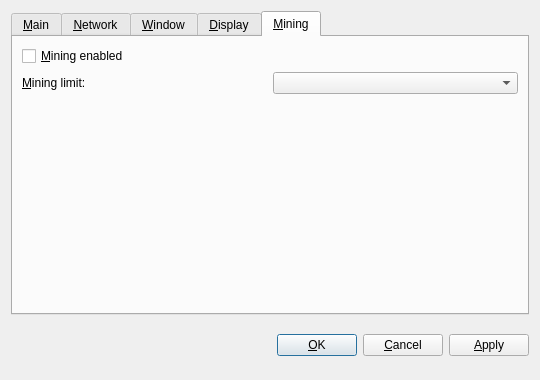
Before: the Qt Designer form src/qt/forms/optionsdialog.ui in upgradeadvice/MUE-Src, drawn with Qt 5.
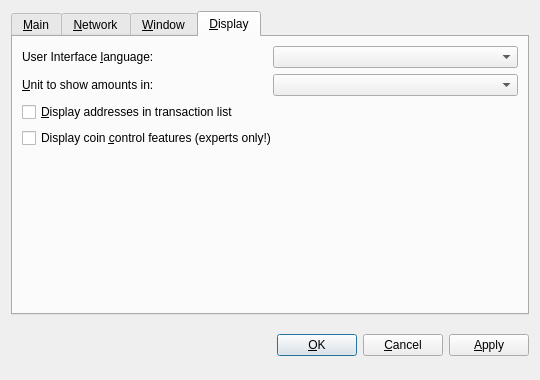
After: the same form once the commit is applied. Custom widgets are drawn as their Qt base class.

Commit message:
Remove unused buggy mining tab from options menu
Remove unused buggy mining tab from options menu
Cleaned up a bit of code

```diff
--- a/src/qt/forms/optionsdialog.ui
+++ b/src/qt/forms/optionsdialog.ui
@@ -23,7 +23,7 @@
       <enum>QTabWidget::North</enum>
      </property>
      <property name="currentIndex">
-      <number>4</number>
+      <number>3</number>
      </property>
      <widget class="QWidget" name="tabMain">
       <attribute name="title">
@@ -388,60 +388,6 @@
        </item>
       </layout>
      </widget>
-     <widget class="QWidget" name="tabMining">
-      <attribute name="title">
-       <string>&amp;Mining</string>
-      </attribute>
-      <layout class="QVBoxLayout" name="verticalLayout_Mining">
-       <item>
-        <widget class="QCheckBox" name="checkboxMiningEnabled">
-         <property name="toolTip">
-          <string>&lt;html&gt;&lt;head/&gt;&lt;body&gt;&lt;p&gt;Whether to enabled Monetaryunit mining by default.&lt;/p&gt;&lt;/body&gt;&lt;/html&gt;</string>
-         </property>
-         <property name="text">
-          <string>&amp;Mining enabled</string>
-         </property>
-        </widget>
-       </item>
-       <item>
-        <layout class="QHBoxLayout" name="horizontalLayout_2_Mining">
-         <item>
-          <widget class="QLabel" name="labelMiningProcLimit">
-           <property name="text">
-            <string>&amp;Mining limit:</string>
-           </property>
-           <property name="textFormat">
-            <enum>Qt::PlainText</enum>
-           </property>
-           <property name="buddy">
-            <cstring>comboMiningProcLimit</cstring>
-           </property>
-          </widget>
-         </item>
-         <item>
-          <widget class="QValueComboBox" name="comboMiningProcLimit">
-           <property name="toolTip">
-            <string>Choose the default mining intensity.</string>
-           </property>
-          </widget>
-         </item>
-        </layout>
-       </item>
-       <item>
-        <spacer name="verticalSpacer_Mining">
-         <property name="orientation">
-          <enum>Qt::Vertical</enum>
-         </property>
-         <property name="sizeHint" stdset="0">
-          <size>
-           <width>20</width>
-           <height>40</height>
-          </size>
-         </property>
-        </spacer>
-       </item>
-      </layout>
-     </widget>
     </widget>
    </item>
    <item>
```
The commit also changes 3 other files.
